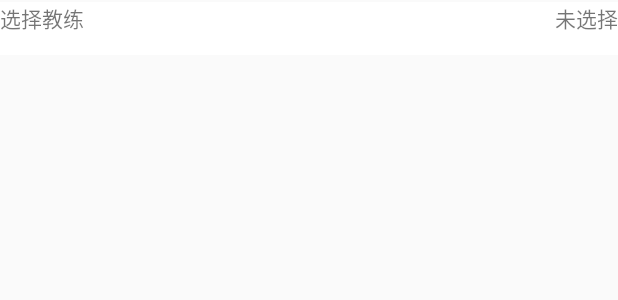
After one commit to nervekid/kidswimandroid8, an Android app: the layout fragment_insert_group.xml on its own in the app's theme, with its tools: preview values and no code run, on a phone screen of 412 x 824 dp. The commit adds this screen. Shown: the top 300 px of the screen. Run offline under Robolectric (Android 15) with nearby library versions, the phone set to English and light mode, and no system bars.

Commit message:
修改
修改

```diff
--- /dev/null
+++ b/app/src/main/res/layout/fragment_insert_group.xml
@@ -0,0 +1,44 @@
+<?xml version="1.0" encoding="utf-8"?>
+<androidx.constraintlayout.widget.ConstraintLayout xmlns:android="http://schemas.android.com/apk/res/android"
+    xmlns:app="http://schemas.android.com/apk/res-auto"
+    xmlns:tools="http://schemas.android.com/tools"
+    android:layout_width="match_parent"
+    android:layout_height="match_parent">
+
+    <LinearLayout
+        android:id="@+id/insert_group_linearLayout1"
+        android:layout_width="0dp"
+        android:layout_height="35dp"
+        android:layout_marginTop="1dp"
+        android:orientation="horizontal"
+        android:background="@drawable/underline"
+        app:layout_constraintBottom_toTopOf="@+id/add_group_linearLayout2"
+        app:layout_constraintEnd_toEndOf="parent"
+        app:layout_constraintStart_toStartOf="parent"
+        app:layout_constraintTop_toTopOf="parent">
+
+        <TextView
+            android:id="@+id/insert_group_coath_choice_name"
+            android:layout_width="100dp"
+            android:layout_height="match_parent"
+            android:background="#00C7C4C4"
+            android:text="@string/str_group_choice_coach" />
+
+        <TextView
+            android:id="@+id/insert_group_coath_choice_value"
+            android:layout_width="307dp"
+            android:layout_height="match_parent"
+            android:layout_weight="1"
+            android:text="未选择"
+            android:textAlignment="viewEnd" />
+
+        <TextView
+            android:id="@+id/insert_group_coath_choice_value_att"
+            android:layout_width="wrap_content"
+            android:layout_height="match_parent"
+            android:layout_weight="1"
+            android:textAlignment="viewEnd"
+            android:visibility="gone"/>
+    </LinearLayout>
+
+</androidx.constraintlayout.widget.ConstraintLayout>
--- a/app/src/main/res/navigation/mobile_navigation.xml
+++ b/app/src/main/res/navigation/mobile_navigation.xml
@@ -48,6 +48,12 @@
         tools:layout="@layout/fragment_add_group" />
 
     <fragment
+        android:id="@+id/nav_insertgroup"
+        android:name="com.kid.kidswim.ui.insertgroup.InsertGroupFragment"
+        android:label="@string/action_insert_group"
+        tools:layout="@layout/fragment_insert_group" />
+
+    <fragment
         android:id="@+id/nav_addgroup_details"
         android:name="com.kid.kidswim.ui.addgroupdetails.AddGroupDetailsFragment"
         android:label="@string/action_add_group_details"
--- a/app/src/main/res/values/strings.xml
+++ b/app/src/main/res/values/strings.xml
@@ -7,6 +7,7 @@
     <string name="nav_header_desc">Navigation header</string>
 
     <string name="action_add_group">新建分组</string>
+    <string name="action_insert_group">加入分组</string>
     <string name="action_add_group_details">学员加入分组</string>
 
 
```
Also changed, not shown: app/src/main/java/com/kid/kidswim/command/GroupDetailsSituationInfo.java (+74 -6 lines), app/src/main/java/com/kid/kidswim/ui/gallery/GalleryFragment.java (+30 -6 lines), app/src/main/java/com/kid/kidswim/ui/insertgroup/InsertGroupFragment.java (added, +41 -0 lines), app/src/main/java/com/kid/kidswim/ui/insertgroup/InsertGroupViewModel.java (added, +18 -0 lines).
